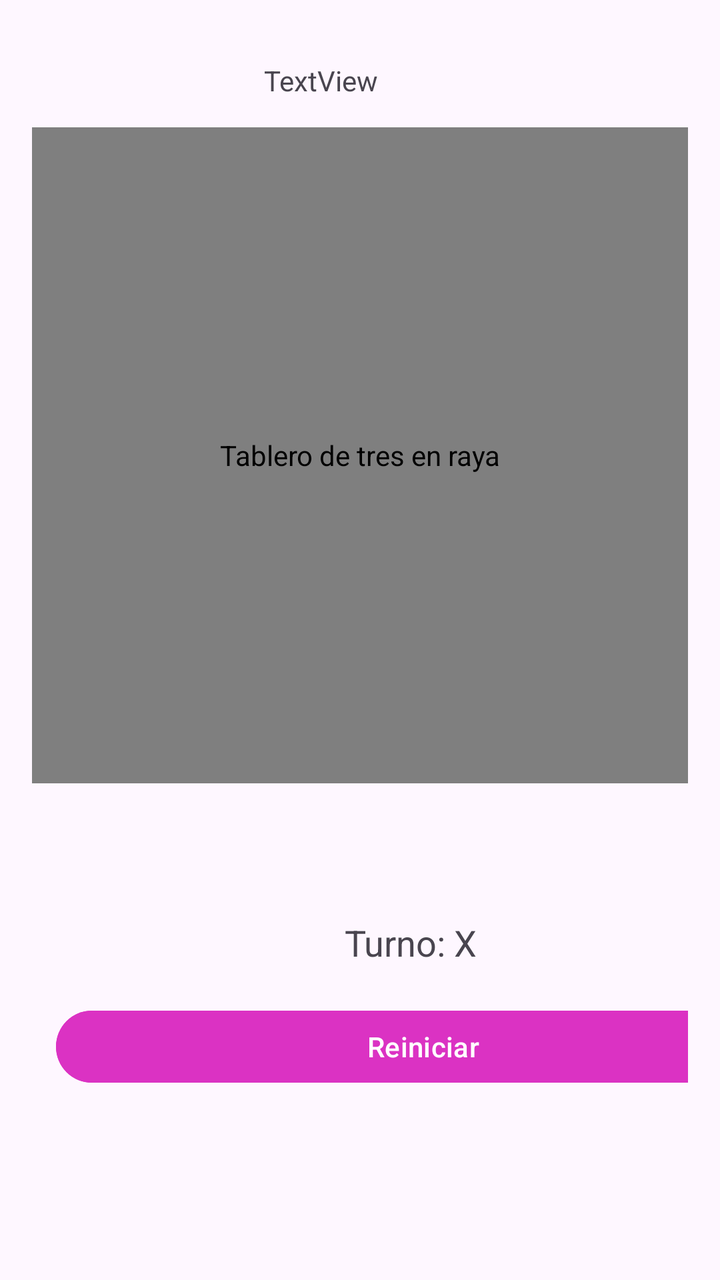
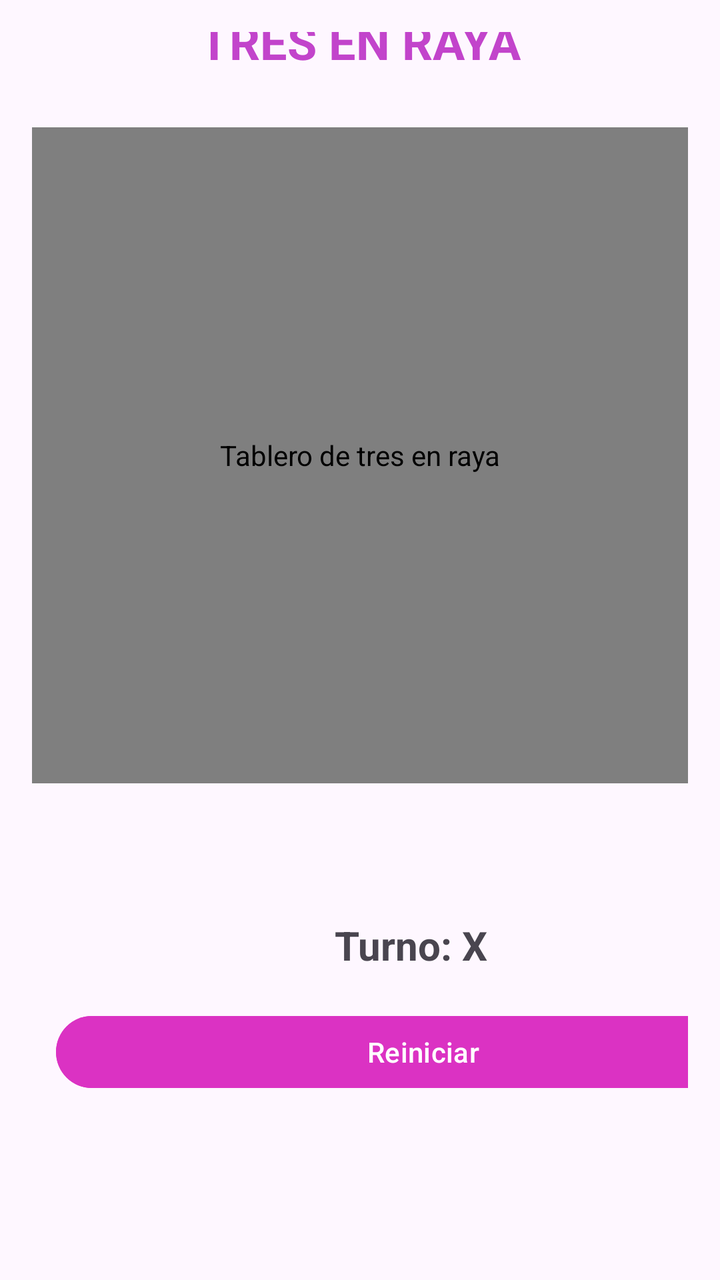

Screens rendered from an Android XML layout before and after an edit, with the pre-edit source and the edit as a unified diff.
<!-- AndroidManifest.xml: application theme Theme.SergioM_TresEnRaya -->
<!-- res/layout/activity_main.xml -->
<?xml version="1.0" encoding="utf-8"?>
<androidx.constraintlayout.widget.ConstraintLayout xmlns:android="http://schemas.android.com/apk/res/android"
    xmlns:app="http://schemas.android.com/apk/res-auto"
    xmlns:tools="http://schemas.android.com/tools"
    android:id="@+id/root"
    android:layout_width="match_parent"
    android:layout_height="match_parent"
    android:padding="16dp"
    tools:context=".MainActivity">

    
    <com.example.sergiom_tresenraya.TicTacToeView
        android:id="@+id/ticTacToeView"
        android:layout_width="0dp"
        android:layout_height="0dp"
        android:background="?android:attr/selectableItemBackground"
        app:layout_constraintTop_toTopOf="parent"
        app:layout_constraintBottom_toTopOf="@+id/controls_container"
        app:layout_constraintStart_toStartOf="parent"
        app:layout_constraintEnd_toEndOf="parent"
        app:layout_constraintDimensionRatio="1:1"
        android:contentDescription="Tablero de tres en raya" />

    

    <LinearLayout
        android:id="@+id/controls_container"
        android:layout_width="379dp"
        android:layout_height="125dp"
        android:layout_marginBottom="60dp"
        android:orientation="vertical"
        android:paddingTop="12dp"
        app:layout_constraintBottom_toBottomOf="parent"
        app:layout_constraintEnd_toEndOf="parent"
        app:layout_constraintHorizontal_bias="0.0"
        app:layout_constraintStart_toStartOf="parent">

        <TextView
            android:id="@+id/tvStatus"
            android:layout_width="match_parent"
            android:layout_height="wrap_content"
            android:gravity="center"
            android:padding="8dp"
            android:text="Turno: X"
            android:textAppearance="?android:attr/textAppearanceMedium" />

        <LinearLayout
            android:layout_width="match_parent"
            android:layout_height="wrap_content"
            android:layout_marginTop="8dp"
            android:gravity="center"
            android:orientation="horizontal">

            <Space
                android:layout_width="12dp"
                android:layout_height="wrap_content" />

            <Button
                android:id="@+id/btnReset"
                android:layout_width="0dp"
                android:layout_height="wrap_content"
                android:layout_weight="1"
                android:backgroundTint="#DB32C3"
                android:insetTop="6dp"
                android:insetBottom="6dp"
                android:text="Reiniciar" />
        </LinearLayout>

    </LinearLayout>

    <TextView
        android:id="@+id/textView"
        android:layout_width="wrap_content"
        android:layout_height="wrap_content"
        android:layout_marginStart="155dp"
        android:layout_marginTop="28dp"
        android:layout_marginEnd="155dp"
        android:layout_marginBottom="27dp"
        android:text="TextView"
        app:layout_constraintBottom_toTopOf="@+id/ticTacToeView"
        app:layout_constraintEnd_toEndOf="parent"
        app:layout_constraintHorizontal_bias="1.0"
        app:layout_constraintStart_toStartOf="parent"
        app:layout_constraintTop_toTopOf="parent" />

</androidx.constraintlayout.widget.ConstraintLayout>
<!-- resources referenced by this layout -->
<resources>
  <style name="Theme.SergioM_TresEnRaya" parent="Base.Theme.SergioM_TresEnRaya" />
  <style name="Base.Theme.SergioM_TresEnRaya" parent="Theme.Material3.DayNight.NoActionBar">
          
          
      </style>
</resources>

<!-- the commit's change to res/layout/activity_main.xml (unified diff, before → after) -->
@@ -42,7 +42,9 @@
             android:gravity="center"
             android:padding="8dp"
             android:text="Turno: X"
-            android:textAppearance="?android:attr/textAppearanceMedium" />
+            android:textAppearance="?android:attr/textAppearanceMedium"
+            android:textSize="20sp"
+            android:textStyle="bold" />
 
         <LinearLayout
             android:layout_width="match_parent"
@@ -76,11 +78,14 @@
         android:layout_marginTop="28dp"
         android:layout_marginEnd="155dp"
         android:layout_marginBottom="27dp"
-        android:text="TextView"
+        android:text="TRES EN RAYA"
+        android:textColor="#C244CB"
+        android:textSize="24sp"
+        android:textStyle="bold"
         app:layout_constraintBottom_toTopOf="@+id/ticTacToeView"
         app:layout_constraintEnd_toEndOf="parent"
-        app:layout_constraintHorizontal_bias="1.0"
         app:layout_constraintStart_toStartOf="parent"
-        app:layout_constraintTop_toTopOf="parent" />
+        app:layout_constraintTop_toTopOf="parent"
+        app:layout_constraintVertical_bias="1.0" />
 
 </androidx.constraintlayout.widget.ConstraintLayout>
